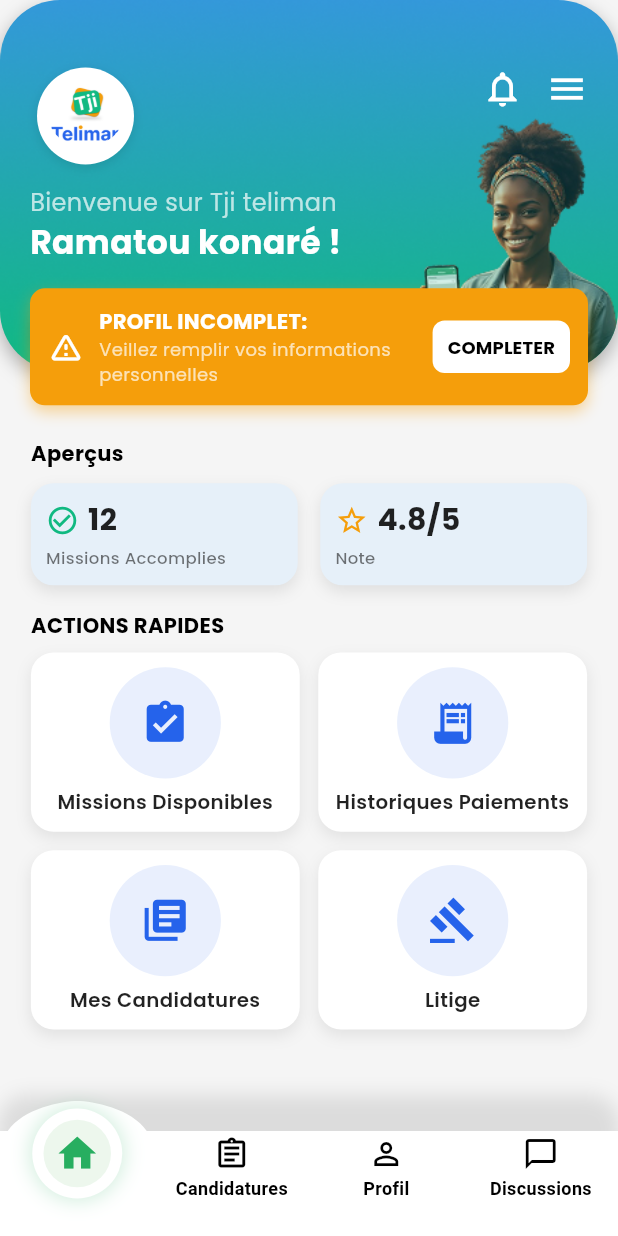
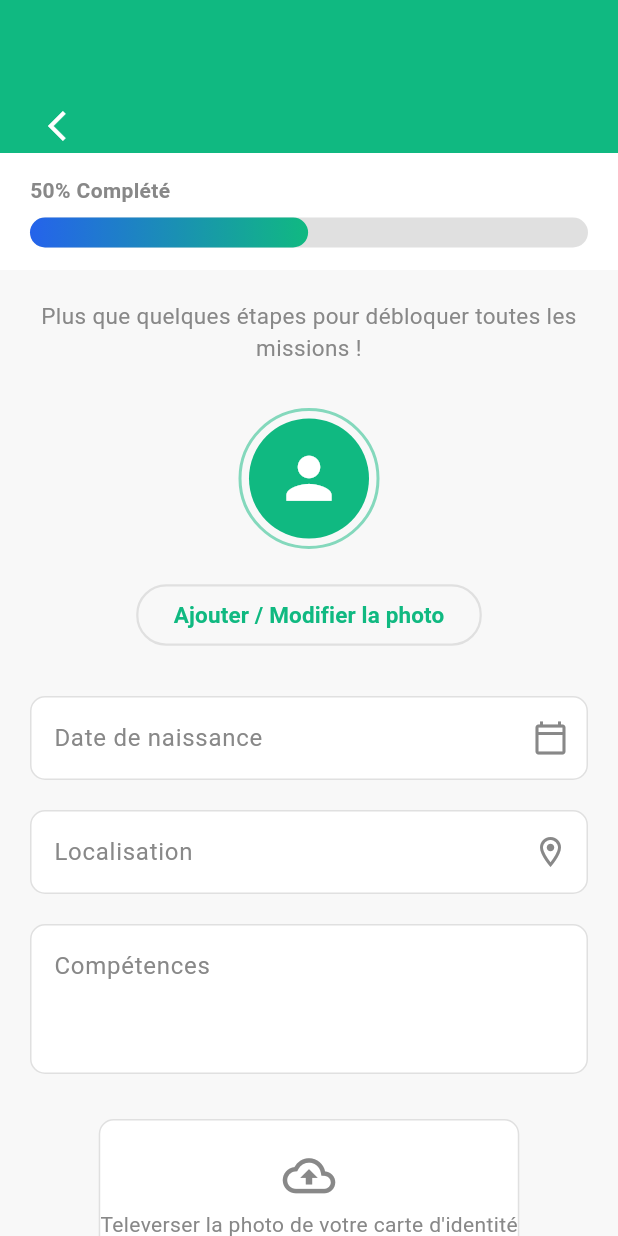
Before and after one commit to Tji-Teliman/tji_teliman_mobile, a Flutter app: the screen it shows after launch, on a phone screen of 412 x 824 dp. Run offline on Flutter 3.47's test engine with Material 3 defaults, Android fonts, the phone set to English and light mode, and no system bars; our stand-ins replace google_fonts, google_maps_flutter.

Commit message:
Ajout de la page finition  profil

```diff
--- a/lib/main.dart
+++ b/lib/main.dart
@@ -3,6 +3,7 @@ import 'package:intl/date_symbol_data_local.dart';
 import 'screens/splash_screen.dart';
 import 'screens/screens_jeunes/missions_screen.dart';
 import 'screens/screens_jeunes/home_jeune.dart';
+import 'package:tji_teliman_mobile/screens/screens_jeunes/profil_completion_screen.dart';
 
 Future<void> main() async {
   // Assure que les widgets sont initialisés
@@ -28,7 +29,7 @@ class MyApp extends StatelessWidget {
         useMaterial3: true,
       ),
       // L'écran de démarrage est défini ici
-      home: const HomeJeuneScreen(),
+      home: const ProfilCompletionScreen(),
       debugShowCheckedModeBanner: false,
     );
   }
--- a/lib/screens/login_screen.dart
+++ b/lib/screens/login_screen.dart
@@ -3,7 +3,6 @@
 import 'package:flutter/material.dart';
 import 'register_screen.dart';
 import 'package:google_fonts/google_fonts.dart';
-import '../screens/screens_jeunes/missions_screen.dart';
 
 // --- COULEURS CONSTANTES (Réutilisées de RegisterScreen) ---
 const Color primaryGreen = Color(0xFF10B981);
--- a/lib/screens/screens_jeunes/missions_screen.dart
+++ b/lib/screens/screens_jeunes/missions_screen.dart
@@ -1,6 +1,5 @@
 import 'package:flutter/material.dart';
 import 'package:google_fonts/google_fonts.dart';
-// ⚠️ Assurez-vous que ce chemin d'importation est correct.
 import '../../widgets/custom_bottom_nav_bar.dart';
 import 'detail_missions.dart';
 import 'home_jeune.dart';
--- /dev/null
+++ b/lib/screens/screens_jeunes/profil_completion_screen.dart
@@ -0,0 +1,85 @@
+import 'package:flutter/material.dart';
+import 'package:tji_teliman_mobile/widgets/profil/customAppBar.dart';
+import 'package:tji_teliman_mobile/widgets/profil/idCardUploadSection.dart';
+import 'package:tji_teliman_mobile/widgets/profil/profilePictureSection.dart';
+// Imports des widgets manquants dans la version initiale
+
+
+
+// --- COULEURS ET STYLES ---
+const Color primaryGreen = Color(0xFF10B981);
+const Color primaryBlue = Color(0xFF2563EB);
+const Color backgroundLight = Color(0xFFF8F8F8);
+const Color greyText = Color(0xFF888888);
+const Color lightGreyBorder = Color(0xFFE0E0E0);
+
+// 1. CONVERSION en StatefulWidget
+class ProfilCompletionScreen extends StatefulWidget {
+  const ProfilCompletionScreen({super.key});
+
+  @override
+  State<ProfilCompletionScreen> createState() => _ProfilCompletionScreenState();
+}
+
+class _ProfilCompletionScreenState extends State<ProfilCompletionScreen> {
+  // 2. Déclaration des contrôleurs de texte pour gérer les données
+  final TextEditingController nameController = TextEditingController();
+  final TextEditingController firstNameController = TextEditingController();
+  final TextEditingController dateOfBirthController = TextEditingController();
+  // Ajoutez d'autres contrôleurs si vous avez plus de champs
+
+  // 3. Implémentation de dispose() pour libérer les ressources
+  @override
+  void dispose() {
+    nameController.dispose();
+    firstNameController.dispose();
+    dateOfBirthController.dispose();
+    // Pensez à disposer tous les autres contrôleurs ici
+    super.dispose();
+  }
+
+  @override
+  Widget build(BuildContext context) {
+    // Crée la section d'entrées en passant les contrôleurs
+    final inputFields = InputFieldsSection(
+      dateOfBirthController: dateOfBirthController,
+      nameController: nameController,
+      firstNameController: firstNameController,
+    );
+
+    return Scaffold(
+      backgroundColor: backgroundLight,
+      body: CustomScrollView(
+        slivers: [
+          const CustomAppBar(),
+
+          SliverToBoxAdapter(
+            child: Padding(
+              padding: const EdgeInsets.symmetric(horizontal: 20.0),
+              child: Column(
+                children: [
+                  const SizedBox(height: 10),
+                  // PROGRESSION
+                  const ProgressMessage(),
+                  const SizedBox(height: 30),
+                  // PHOTO DE PROFIL
+                  const profilePictureSection(),
+                  const SizedBox(height: 30),
+                  // CHAMPS DE SAISIE (avec Focus Animé et Date Picker)
+                  inputFields,
+                  const SizedBox(height: 30),
+                  // UPLOAD ID
+                  const idCardUploadSection(),
+                  const SizedBox(height: 40),
+                  // BOUTON SAUVEGARDER
+                  const saveButton(),
+                  const SizedBox(height: 50),
+                ],
+              ),
+            ),
+          ),
+        ],
+      ),
+    );
+  }
+}
--- /dev/null
+++ b/lib/widgets/profil/customAppBar.dart
@@ -0,0 +1,134 @@
+// ------------------------------------
+// WIDGETS D'ENTETE ET DE PROGRESSION
+// ------------------------------------
+
+import 'package:flutter/material.dart';
+import 'package:tji_teliman_mobile/screens/screens_jeunes/profil_completion_screen.dart';
+
+class CustomAppBar extends StatelessWidget {
+  const CustomAppBar();
+
+  @override
+  Widget build(BuildContext context) {
+    return SliverAppBar(
+      automaticallyImplyLeading: false,
+      pinned: true,
+      backgroundColor: Colors.white,
+      expandedHeight: 180.0,
+      flexibleSpace: FlexibleSpaceBar(
+        titlePadding: const EdgeInsets.only(bottom: 20, left: 20),
+        title: const Text(
+          'Finaliser Mon Profil',
+          style: TextStyle(
+            color: Colors.black,
+            fontSize: 20,
+            fontWeight: FontWeight.bold,
+          ),
+        ),
+        background: Container(
+          decoration: const BoxDecoration(
+            color: primaryGreen, // Fond coloré pour le haut de l'App Bar
+            borderRadius: BorderRadius.only(
+              bottomLeft: Radius.circular(30),
+              bottomRight: Radius.circular(30),
+            ),
+          ),
+          child: Padding(
+            padding: const EdgeInsets.only(top: 60.0, left: 20),
+            child: Align(
+              alignment: Alignment.topLeft,
+              child: IconButton(
+                icon: const Icon(Icons.arrow_back_ios, color: Colors.white),
+                onPressed: () {
+                  // Action de retour
+                },
+              ),
+            ),
+          ),
+        ),
+      ),
+      bottom: PreferredSize(
+        preferredSize: const Size.fromHeight(80.0),
+        child: Container(
+          color: Colors.white,
+          child: const Padding(
+            padding: EdgeInsets.symmetric(horizontal: 20.0, vertical: 15.0),
+            child: Column(
+              crossAxisAlignment: CrossAxisAlignment.start,
+              children: [
+                Text(
+                  '50% Complété',
+                  style: TextStyle(
+                    color: greyText,
+                    fontSize: 14,
+                    fontWeight: FontWeight.w600,
+                  ),
+                ),
+                SizedBox(height: 8),
+                AnimatedProgressBar(progress: 0.5),
+              ],
+            ),
+          ),
+        ),
+      ),
+    );
+  }
+}
+
+class AnimatedProgressBar extends StatelessWidget {
+  final double progress;
+
+  const AnimatedProgressBar({required this.progress});
+
+  @override
+  Widget build(BuildContext context) {
+    // Utiliser un AnimatedContainer pour simuler le défilement de la progression
+
+    return Stack(
+      children: [
+        // Fond gris
+        Container(
+          height: 20,
+          decoration: BoxDecoration(
+            color: lightGreyBorder,
+            borderRadius: BorderRadius.circular(15),
+          ),
+        ),
+        // Barre de progression animée
+        AnimatedContainer(
+          duration: const Duration(milliseconds: 800),
+          curve: Curves.easeInOut,
+          height: 20,
+          width: MediaQuery.of(context).size.width * 0.9 * progress,
+          decoration: BoxDecoration(
+            gradient: const LinearGradient(
+              colors: [primaryBlue, primaryGreen],
+              begin: Alignment.centerLeft,
+              end: Alignment.centerRight,
+            ),
+            borderRadius: BorderRadius.circular(15),
+          ),
+        ),
+      ],
+    );
+  }
+}
+
+class ProgressMessage extends StatelessWidget {
+  const ProgressMessage();
+
+  @override
+  Widget build(BuildContext context) {
+    return const Padding(
+      padding: EdgeInsets.only(top: 10.0),
+      child: Text(
+        'Plus que quelques étapes pour débloquer toutes les missions !',
+        textAlign: TextAlign.center,
+        style: TextStyle(
+          color: greyText,
+          fontSize: 15,
+        ),
+      ),
+    );
+  }
+}
--- /dev/null
+++ b/lib/widgets/profil/idCardUploadSection.dart
@@ -0,0 +1,82 @@
+// ------------------------------------
+// WIDGETS DE TÉLÉCHARGEMENT ET BOUTON
+// ------------------------------------
+
+import 'package:flutter/material.dart';
+import 'package:tji_teliman_mobile/screens/screens_jeunes/profil_completion_screen.dart';
+
+class idCardUploadSection extends StatelessWidget {
+  const idCardUploadSection();
+
+  @override
+  Widget build(BuildContext context) {
+    return Container(
+      height: 100,
+      decoration: BoxDecoration(
+        color: Colors.white,
+        borderRadius: BorderRadius.circular(10),
+        border: Border.all(color: lightGreyBorder, width: 1),
+      ),
+      child: InkWell(
+        onTap: () {
+          // Action de téléchargement
+        },
+        child: const Column(
+          mainAxisAlignment: MainAxisAlignment.center,
+          children: [
+            Icon(Icons.cloud_upload_outlined, color: greyText, size: 35),
+            SizedBox(height: 5),
+            Text(
+              'Televerser la photo de votre carte d\'identité',
+              style: TextStyle(color: greyText),
+            ),
+          ],
+        ),
+      ),
+    );
+  }
+}
+
+class saveButton extends StatelessWidget {
+  const saveButton();
+
+  @override
+  Widget build(BuildContext context) {
+    // Bouton animé pour montrer l'effet Flutter
+    return ElevatedButton(
+      onPressed: () {
+        // Action d'enregistrement
+      },
+      style: ElevatedButton.styleFrom(
+        padding: EdgeInsets.zero, // Important pour le dégradé
+        shape: RoundedRectangleBorder(
+          borderRadius: BorderRadius.circular(30),
+        ),
+        elevation: 5, // Ajout d'une ombre subtile
+      ),
+      child: Ink(
+        decoration: BoxDecoration(
+          // Dégradé pour le bouton (exactement le vert du design)
+          gradient: const LinearGradient(
+            colors: [primaryGreen, Color(0xFF00C890)], // Léger dégradé vert pour l'effet
+          ),
+          borderRadius: BorderRadius.circular(30),
+        ),
+        child: Container(
+          width: double.infinity,
+          height: 60,
+          alignment: Alignment.center,
+          child: const Text(
+            'ENREGISTRER ET TERMINER',
+            style: TextStyle(
+              color: Colors.white,
+              fontWeight: FontWeight.bold,
+              fontSize: 16,
+              letterSpacing: 1.5,
+            ),
+          ),
+        ),
+      ),
+    );
+  }
+}
--- /dev/null
+++ b/lib/widgets/profil/profilePictureSection.dart
@@ -0,0 +1,155 @@
+// ------------------------------------
+// WIDGETS DE PROFIL ET CHAMPS
+// ------------------------------------
+
+import 'package:flutter/material.dart';
+import 'package:tji_teliman_mobile/screens/screens_jeunes/profil_completion_screen.dart';
+
+// ignore: unused_element
+class profilePictureSection extends StatelessWidget {
+  const profilePictureSection();
+
+  @override
+  Widget build(BuildContext context) {
+    return Column(
+      children: [
+        // Avatar avec une légère animation d'apparition
+        TweenAnimationBuilder<double>(
+          tween: Tween(begin: 0.0, end: 1.0),
+          duration: const Duration(milliseconds: 500),
+          builder: (context, scale, child) {
+            return Transform.scale(
+              scale: scale,
+              child: Container(
+                padding: const EdgeInsets.all(5),
+                decoration: BoxDecoration(
+                  shape: BoxShape.circle,
+                  border: Border.all(color: primaryGreen.withOpacity(0.5), width: 2),
+                ),
+                child: const CircleAvatar(
+                  radius: 40,
+                  backgroundColor: primaryGreen,
+                  child: Icon(Icons.person, size: 45, color: Colors.white),
+                ),
+              ),
+            );
+          },
+        ),
+        const SizedBox(height: 20),
+        // Bouton Ajouter/Modifier
+        OutlinedButton(
+          onPressed: () {
+            // Action pour la photo
+          },
+          style: OutlinedButton.styleFrom(
+            side: const BorderSide(color: lightGreyBorder, width: 1.5),
+            shape: RoundedRectangleBorder(
+              borderRadius: BorderRadius.circular(20),
+            ),
+            padding: const EdgeInsets.symmetric(horizontal: 25, vertical: 10),
+          ),
+          child: const Text(
+            'Ajouter / Modifier la photo',
+            style: TextStyle(
+              color: primaryGreen,
+              fontWeight: FontWeight.bold,
+              fontSize: 15,
+            ),
+          ),
+        ),
+      ],
+    );
+  }
+}
+
+class InputFieldsSection extends StatelessWidget {
+  const InputFieldsSection({required TextEditingController dateOfBirthController, required TextEditingController firstNameController, required TextEditingController nameController});
+
+  @override
+  Widget build(BuildContext context) {
+    return Column(
+      children: [
+        // Champ Date de naissance
+        profileInputField(
+          label: 'Date de naissance',
+          icon: Icons.calendar_today_outlined,
+          onTap: () { /* Ouvre le sélecteur de date */ },
+          isReadOnly: true,
+        ),
+        const SizedBox(height: 20),
+        // Champ Localisation
+        profileInputField(
+          label: 'Localisation',
+          icon: Icons.location_on_outlined,
+          onTap: () { /* Ouvre la carte */ },
+          isReadOnly: true,
+        ),
+        const SizedBox(height: 20),
+        // Champ Compétences (Zone de texte multi-lignes)
+        competencesInputField(),
+      ],
+    );
+  }
+}
+
+class profileInputField extends StatelessWidget {
+  final String label;
+  final IconData icon;
+  final VoidCallback? onTap;
+  final bool isReadOnly;
+
+  const profileInputField({
+    required this.label,
+    required this.icon,
+    this.onTap,
+    this.isReadOnly = false,
+  });
+
+  @override
+  Widget build(BuildContext context) {
+    return Container(
+      decoration: BoxDecoration(
+        color: Colors.white,
+        borderRadius: BorderRadius.circular(10),
+        border: Border.all(color: lightGreyBorder, width: 1),
+      ),
+      child: TextField(
+        readOnly: isReadOnly,
+        onTap: onTap,
+        decoration: InputDecoration(
+          hintText: label,
+          hintStyle: const TextStyle(color: greyText),
+          contentPadding: const EdgeInsets.symmetric(horizontal: 15, vertical: 15),
+          border: InputBorder.none,
+          suffixIcon: Icon(icon, color: greyText),
+        ),
+      ),
+    );
+  }
+}
+
+class competencesInputField extends StatelessWidget {
+  const competencesInputField();
+
+  @override
+  Widget build(BuildContext context) {
+    return Container(
+      height: 100, // Hauteur ajustée pour la zone de texte
+      decoration: BoxDecoration(
+        color: Colors.white,
+        borderRadius: BorderRadius.circular(10),
+        border: Border.all(color: lightGreyBorder, width: 1),
+      ),
+      child: const TextField(
+        maxLines: 5,
+        keyboardType: TextInputType.multiline,
+        decoration: InputDecoration(
+          hintText: 'Compétences',
+          hintStyle: TextStyle(color: greyText),
+          contentPadding: EdgeInsets.all(15),
+          border: InputBorder.none,
+        ),
+      ),
+    );
+  }
+}
```
Also changed, not shown: lib/widgets/profil/custom_animated_input_field.dart (added, +166 -0 lines), lib/screens/screens_recruteurs/home_screen.dart (added), pubspec.yaml (line endings or trailing spaces).
